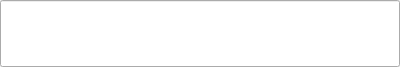
Before: the Qt Designer form contact/ContactSearchWidget.ui in HcashOrg/hx-indicator, drawn with Qt 5.
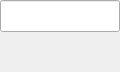
After: the same form once the commit is applied.

```diff
--- a/contact/ContactSearchWidget.ui
+++ b/contact/ContactSearchWidget.ui
@@ -6,8 +6,8 @@
    <rect>
     <x>0</x>
     <y>0</y>
-    <width>400</width>
-    <height>67</height>
+    <width>120</width>
+    <height>72</height>
    </rect>
   </property>
   <property name="font">
@@ -18,33 +18,28 @@
   <property name="windowTitle">
    <string>Form</string>
   </property>
-  <layout class="QVBoxLayout" name="verticalLayout">
-   <property name="spacing">
-    <number>0</number>
-   </property>
-   <property name="leftMargin">
-    <number>0</number>
-   </property>
-   <property name="topMargin">
-    <number>0</number>
-   </property>
-   <property name="rightMargin">
-    <number>0</number>
-   </property>
-   <property name="bottomMargin">
-    <number>0</number>
-   </property>
-   <item>
     <widget class="QLineEdit" name="lineEdit">
+   <property name="geometry">
+    <rect>
+     <x>0</x>
+     <y>0</y>
+     <width>120</width>
+     <height>32</height>
+    </rect>
+   </property>
      <property name="sizePolicy">
       <sizepolicy hsizetype="Expanding" vsizetype="Expanding">
        <horstretch>0</horstretch>
        <verstretch>0</verstretch>
       </sizepolicy>
      </property>
-    </widget>
-   </item>
-  </layout>
+   <property name="minimumSize">
+    <size>
+     <width>120</width>
+     <height>32</height>
+    </size>
+   </property>
+  </widget>
  </widget>
  <resources/>
  <connections/>
```
Lines whose indentation alone changed are shown as unchanged.
